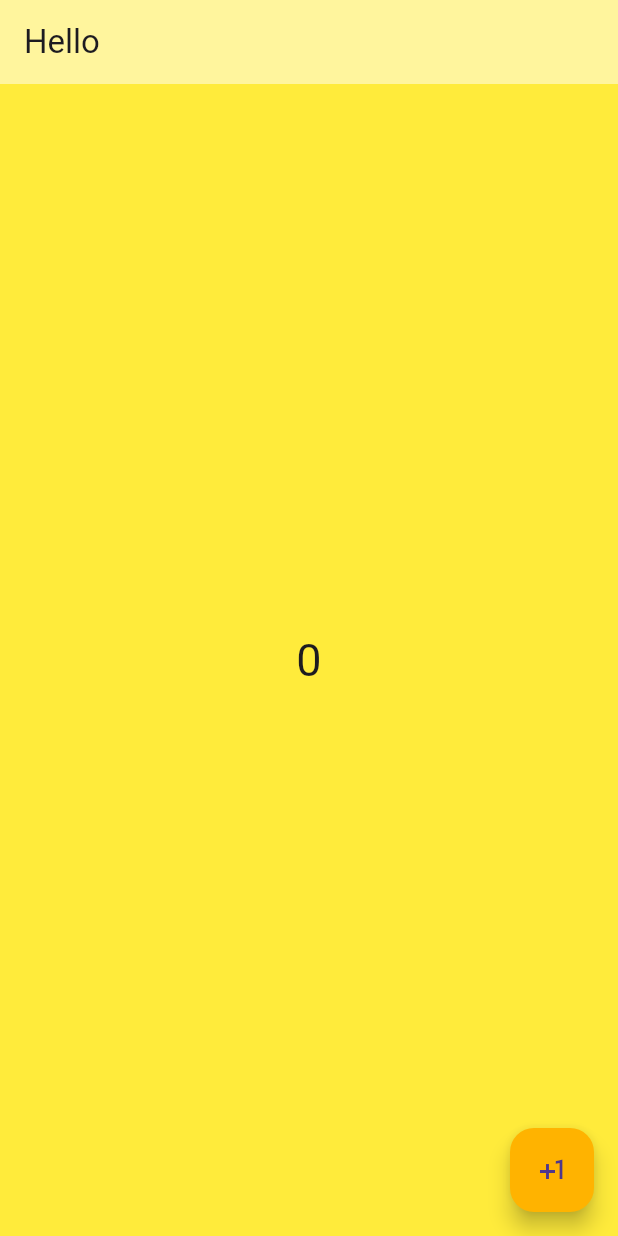
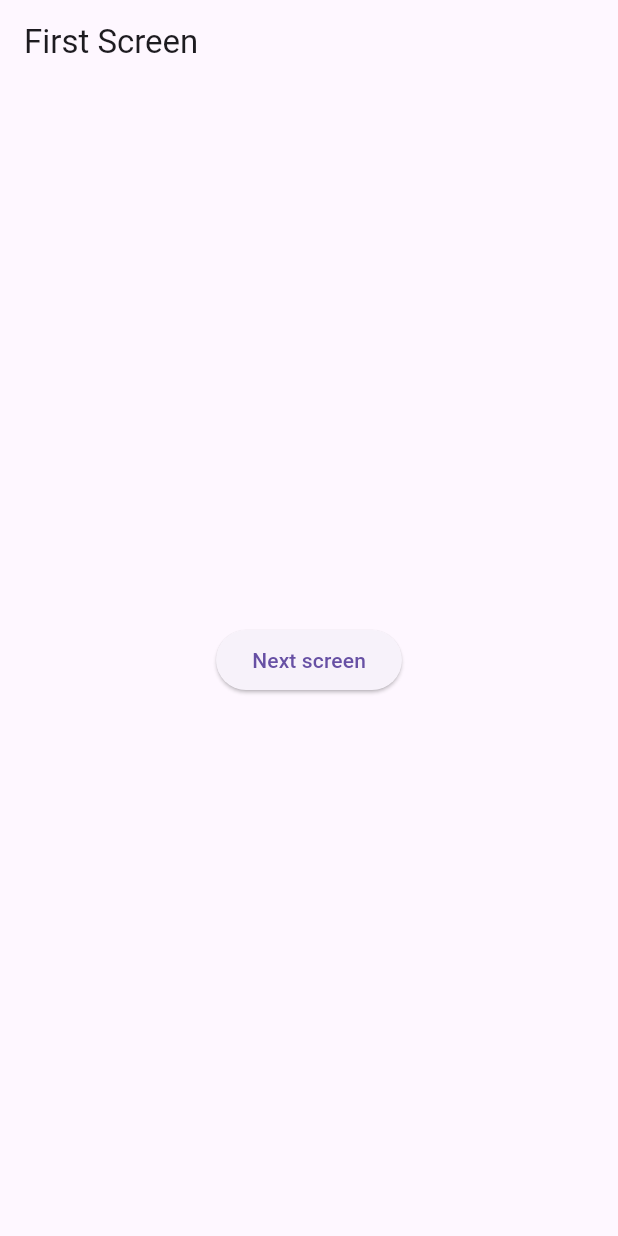
Before and after one commit to farizfarooqui/Flutter-Provider, a Flutter app: the screen it shows after launch, on a phone screen of 412 x 824 dp. Run offline on Flutter 3.47's test engine with Material 3 defaults, Android fonts, the phone set to English and light mode, and no system bars.

```diff
--- a/lib/main.dart
+++ b/lib/main.dart
@@ -1,5 +1,7 @@
 import 'package:flutter/material.dart';
-import 'package:provider/view/home_view.dart';
+import 'package:provider/view/first_screen.dart';
+import 'package:provider/view/second_screen.dart';
+import 'package:provider/view/third_screen.dart';
 
 void main() {
   runApp(const MyApp());
@@ -9,9 +11,15 @@ class MyApp extends StatelessWidget {
   const MyApp({super.key});
   @override
   Widget build(BuildContext context) {
-    return const MaterialApp(
+    return MaterialApp(
       debugShowCheckedModeBanner: false,
-      home: MyHomePage(),
+      // home: FirstScreen(),
+      initialRoute: '/FirstScreen',
+      routes: {
+        '/FirstScreen': (context) => const FirstScreen(),
+        '/SecondScreen': (context) => const SecondScreen(),
+        '/ThirdScreen': (context) => const ThirdScreen()
+      },
     );
   }
 }
--- /dev/null
+++ b/lib/view/first_screen.dart
@@ -0,0 +1,30 @@
+import 'package:flutter/material.dart';
+import 'package:provider/view/second_screen.dart';
+
+class FirstScreen extends StatefulWidget {
+  const FirstScreen({super.key});
+
+  @override
+  State<FirstScreen> createState() => _FirstScreenState();
+}
+
+class _FirstScreenState extends State<FirstScreen> {
+  @override
+  Widget build(BuildContext context) {
+    return Scaffold(
+      appBar: AppBar(
+        title: const Text('First Screen'),
+      ),
+      body: Center(
+          child: ElevatedButton(
+              onPressed: () {
+                // Navigator.push(
+                //   context,
+                //   MaterialPageRoute(builder: (context) => const SecondScreen()),
+                // );
+                Navigator.pushNamed(context, '/SecondScreen');
+              },
+              child: const Text('Next screen'))),
+    );
+  }
+}
```
Also changed, not shown: lib/view/second_screen.dart (added, +59 -0 lines), lib/view/third_screen.dart (added, +53 -0 lines).
